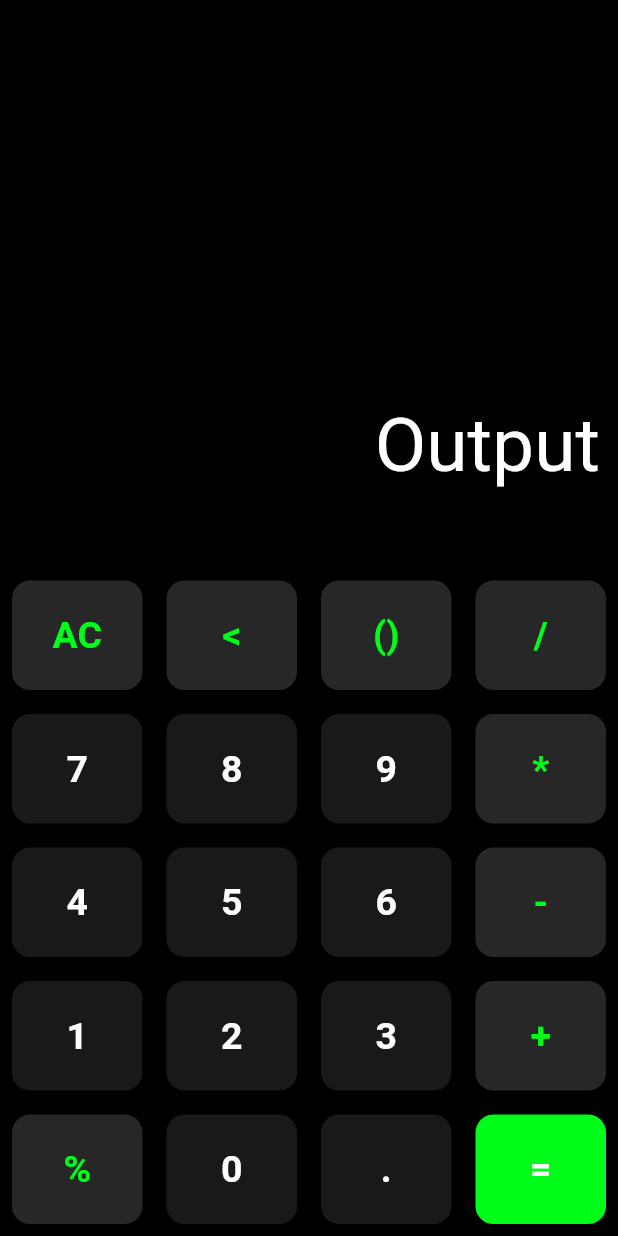
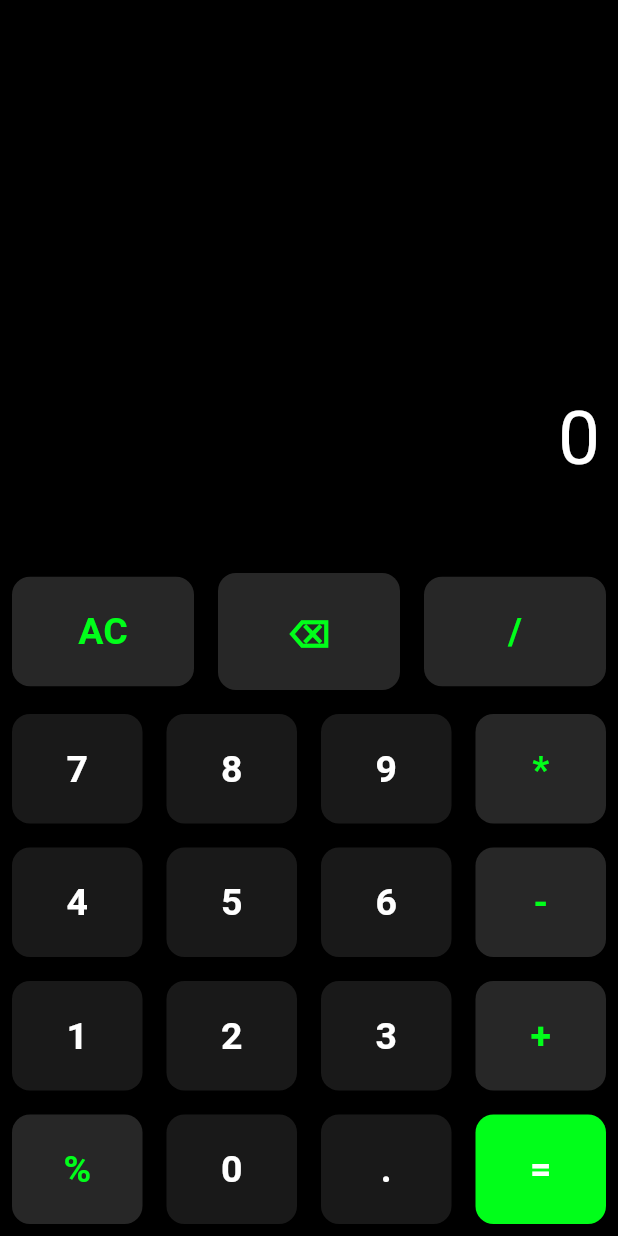
Before and after one commit to PANSHUL168/Calculator, a Flutter app: the screen it shows after launch, on a phone screen of 412 x 824 dp. Run offline on Flutter 3.47's test engine with Material 2 defaults, Android fonts, the phone set to English and light mode, and no system bars; our stand-ins replace math_expressions.

```diff
--- a/lib/main.dart
+++ b/lib/main.dart
@@ -1,4 +1,5 @@
 import 'package:flutter/material.dart';
+import 'package:math_expressions/math_expressions.dart';
 
 
 // COLOURS USED IN UI
@@ -16,17 +17,22 @@ class Calculator extends StatefulWidget {
   const Calculator({super.key});
 
   @override
-  State<Calculator> createState() => _CalculatorState();
+  State<Calculator> createState()
+  => _CalculatorState();
 }
 
 class _CalculatorState extends State<Calculator> {
 
 
-
+String num = "";
+String opper = "";
+String displayString = "0";
+bool rShown = false;
 
 
   @override
   Widget build(BuildContext context) {
+
     return Scaffold(
       backgroundColor: Colors.black,
       body: Column(
@@ -38,12 +44,12 @@ class _CalculatorState extends State<Calculator> {
             child:Container(
               width: double.infinity,
               padding:const EdgeInsets.all(12),
-              child:const Column(
+              child: Column(
                 mainAxisAlignment: MainAxisAlignment.end,
                 crossAxisAlignment: CrossAxisAlignment.end,
                 children: [
                   Text(
-                    'Output',
+                    "$displayString",
                     style:TextStyle(
                       color:Colors.white,
                       fontSize: 50
@@ -68,38 +74,37 @@ class _CalculatorState extends State<Calculator> {
             children: [
               button(text:'AC',tColor:greenColor,buttonBgColor: operatorColor),
               button(text:'<',tColor:greenColor,buttonBgColor: operatorColor),
-              button(text:'()',tColor:greenColor,buttonBgColor: operatorColor),
               button(text:'/',tColor:greenColor,buttonBgColor: operatorColor)
             ],
           ),
           Row(
             children: [
-              button(text:'7'),
-              button(text:'8'),
-              button(text:'9'),
+              button(text:'7', value: 7),
+              button(text:'8', value: 8),
+              button(text:'9', value: 9),
               button(text:'*',tColor:greenColor,buttonBgColor: operatorColor)
             ],
           ),
           Row(
             children: [
-              button(text:'4'),
-              button(text:'5'),
-              button(text:'6'),
+              button(text:'4', value:4),
+              button(text:'5', value: 5),
+              button(text:'6', value: 6),
               button(text:'-',tColor:greenColor,buttonBgColor: operatorColor)
             ],
           ),
           Row(
             children: [
-              button(text:'1'),
-              button(text:'2'),
-              button(text:'3'),
+              button(text:'1', value: 1),
+              button(text:'2', value: 2),
+              button(text:'3', value: 3),
               button(text:'+',tColor:greenColor,buttonBgColor: operatorColor)
             ],
           ),
           Row(
             children: [
               button(text:'%',tColor:greenColor,buttonBgColor: operatorColor),
-              button(text:'0'),
+              button(text:'0', value: 0),
               button(text:'.'),
               button(text:'=',buttonBgColor:greenColor)
             ],
@@ -113,8 +118,11 @@ class _CalculatorState extends State<Calculator> {
 
   //BUTTON LAYOUT DEFINED IN A FUNNCTION
   Widget button(
-    {text , tColor = Colors.white , buttonBgColor = buttonColor}
+    {text , tColor = Colors.white , buttonBgColor = buttonColor, value= ""}
   ){
+
+    if (text == "<") text = "⌫";
+
     return Expanded(
       child:Container(
         margin:const EdgeInsets.all(8),
@@ -137,7 +145,45 @@ class _CalculatorState extends State<Calculator> {
 
 
           // ON PRESSED FUNCTION
-          onPressed:(){},
+          onPressed:(){
+
+            if (value == "") {
+
+              if (text == "AC") {
+                setState(() {
+                  displayString = "0";
+                  num = "";
+                });
+
+                return;
+              }
+
+
+              if (text == "=") {
+                setState(() {
+                calculate();
+                });
+
+                return;
+              }
+              setState(() {
+                opper = text;
+                oppClicked();
+              });
+              return;
+            }
+
+
+            if (value >= 0 && value <= 9){
+              setState(() {
+                num = value.toString();
+
+              });
+              numClicked();
+            }
+
+
+          },
           //...............
 
 
@@ -145,4 +191,59 @@ class _CalculatorState extends State<Calculator> {
       )
     );
   }
+
+void calculate() {
+
+  Parser p = Parser();
+  Expression exp = p.parse(displayString);
+  ContextModel cm = ContextModel();
+  double result = exp.evaluate(EvaluationType.REAL, cm);
+
+  setState(() {
+    displayString = result.toString();
+    rShown = true;
+  });
+
 }
+
+void numClicked() {
+
+
+  if (displayString == "0" || rShown) {
+    setState(() {
+      rShown = false;
+      displayString = num;
+    });
+    return;
+
+  }
+
+  setState(() {
+
+      displayString += num;
+  });
+
+
+  setState(() {
+    num = "";
+  });
+
+  return;
+}
+
+void oppClicked() {
+
+
+  setState(() {
+    displayString +=  " " + opper + " ";
+    num = "";
+  });
+
+  return;
+}
+
+
+void update() {
+
+}
+}
--- a/pubspec.yaml
+++ b/pubspec.yaml
@@ -30,7 +30,7 @@ environment:
 dependencies:
   flutter:
     sdk: flutter
-
+  math_expressions: ^2.0.2
 
   # The following adds the Cupertino Icons font to your application.
   # Use with the CupertinoIcons class for iOS style icons.
```
Also changed, not shown: pubspec.lock, 1 other file.
